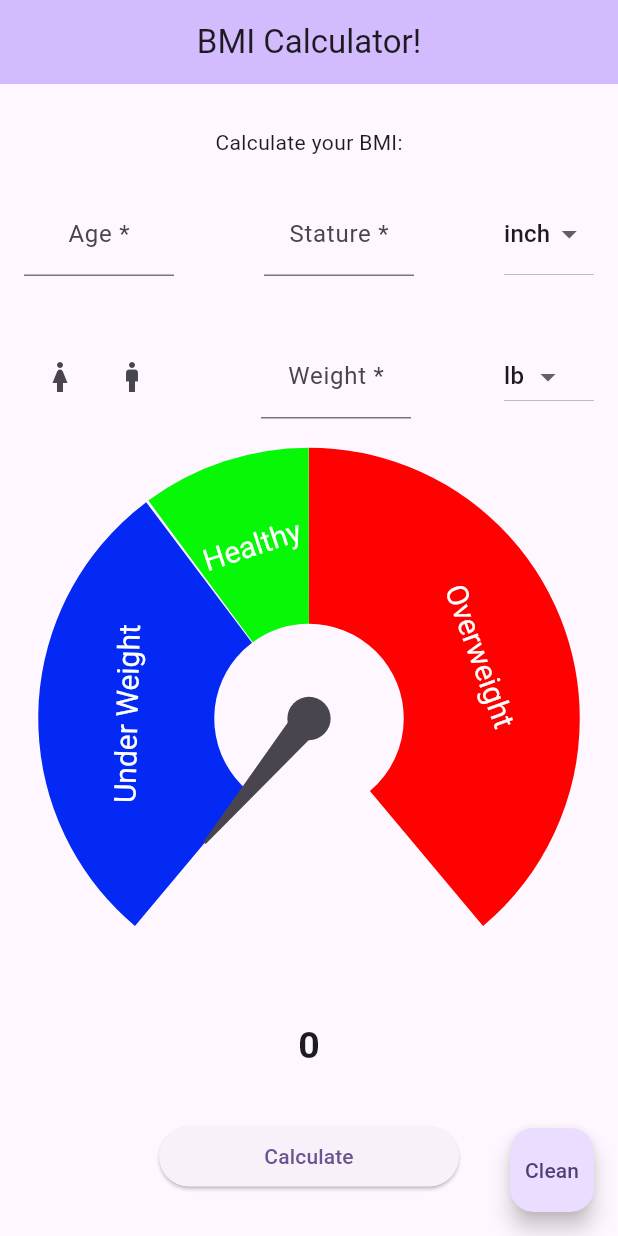
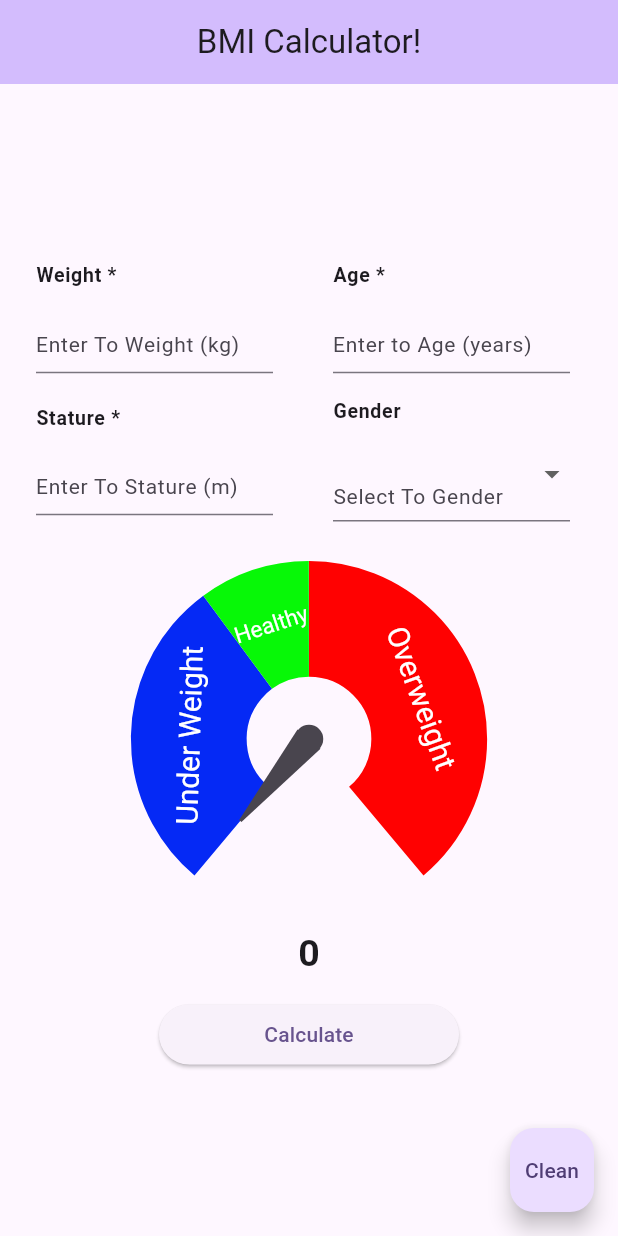
Before and after one commit to niltonsilvafilho/calculatorBMI, a Flutter app: the screen it shows after launch, on a phone screen of 412 x 824 dp. Run offline on Flutter 3.47's test engine with Material 3 defaults, Android fonts, the phone set to English and light mode, and no system bars; drawn by our look-alikes of syncfusion_flutter_gauges.

Commit message:
refactoring and componentizing my app

```diff
--- a/lib/main.dart
+++ b/lib/main.dart
@@ -30,80 +30,60 @@ class MyHomePage extends StatefulWidget {
   State<MyHomePage> createState() => _MyHomePageState();
 }
 
-double _volume = 0.0;
-
 class _MyHomePageState extends State<MyHomePage> {
   TextEditingController controllerWeight = TextEditingController();
   TextEditingController controllerStature = TextEditingController();
   TextEditingController controllerAge = TextEditingController();
   String resultBMI = '0';
 
-  @override
-  Widget build(BuildContext context) {
-    String dropdownvalueStature = 'inch';
-    String dropdownvalueWeight = 'lb';
+  String dropdownValueStature = 'inch';
+  String dropdownValueWeight = 'lb';
 
-    var itemsStature = [
-      'inch',
-      'foot',
-      'yard',
-      'mile',
+  List<String> listGender = [
+    'Man',
+    'Woman',
   ];
 
-    var itemsWeight = [
-      'lb',
-      'oz',
-    ];
-    return Scaffold(
-      appBar: AppBar(
-        backgroundColor: Theme.of(context).colorScheme.inversePrimary,
-        title: Text(widget.title),
-        centerTitle: true,
+  Widget inputFields(
+      String titleLabel, String label, TextEditingController controller) {
+    return Expanded(
+        child: ListTile(
+      dense: true,
+      title: Text(
+        titleLabel,
+        style: const TextStyle(fontWeight: FontWeight.bold),
       ),
-      body: Center(
-        child: Padding(
-          padding: const EdgeInsets.all(16.0),
-          child: Column(
-            mainAxisAlignment: MainAxisAlignment.center,
-            children: <Widget>[
-              const Text(
-                'Calculate your BMI:',
+      subtitle: TextFormField(
+        decoration: InputDecoration(
+          labelText: label,
+          labelStyle: const TextStyle(fontSize: 14),
+          alignLabelWithHint: true,
         ),
-              const SizedBox(height: 16),
-              Row(
-                mainAxisAlignment: MainAxisAlignment.spaceBetween,
-                children: [
-                  SizedBox(
-                    width: 100,
-                    child: TextFormField(
         keyboardType: const TextInputType.numberWithOptions(),
-                      controller: controllerAge,
-                      decoration: const InputDecoration(
-                          label: Center(
-                            child: Text("Age *"),
-                          ),
-                          border: UnderlineInputBorder()),
-                    ),
-                  ),
-                  SizedBox(
-                    width: 100,
-                    child: TextFormField(
-                      keyboardType: const TextInputType.numberWithOptions(),
-                      controller: controllerStature,
-                      decoration: const InputDecoration(
-                          label: Center(
-                            child: Text("Stature *"),
-                          ),
-                          border: UnderlineInputBorder()),
+        controller: controller,
         textAlign: TextAlign.center,
       ),
+      isThreeLine: true,
+    ));
+  }
+
+  Widget customDropdownButton(List<String> listItems, titleLabel, label) {
+    return Expanded(
+      child: ListTile(
+          dense: true,
+          title: Text(
+            titleLabel,
+            style: const TextStyle(fontWeight: FontWeight.bold),
           ),
-                  SizedBox(
-                    width: 60,
-                    child: DropdownButton(
-                      itemHeight: 70,
-                      value: dropdownvalueStature,
-                      items: itemsStature.map((String items) {
+          subtitle: DropdownButtonFormField(
+            decoration: InputDecoration(
+              isDense: true,
+              labelText: label,
+              labelStyle: const TextStyle(fontSize: 14),
+              alignLabelWithHint: true,
+              contentPadding: const EdgeInsets.symmetric(vertical: 12.2),
+            ),
+            items: listItems.map((String items) {
               return DropdownMenuItem(
                 value: items,
                 child: Text(items),
@@ -111,64 +91,17 @@ class _MyHomePageState extends State<MyHomePage> {
             }).toList(),
             onChanged: (String? newValue) {
               setState(() {
-                          dropdownvalueStature = newValue!;
+                dropdownValueStature = newValue!;
               });
             },
-                    ),
-                  ),
-                ],
-              ),
-              const SizedBox(height: 32),
-              Row(
-                mainAxisAlignment: MainAxisAlignment.spaceBetween,
-                children: [
-                  Row(
-                    mainAxisAlignment: MainAxisAlignment.center,
-                    children: <Widget>[
-                      IconButton(
-                        icon: const Icon(Icons.woman),
-                        onPressed: () {},
-                      ),
-                      IconButton(
-                        icon: const Icon(Icons.man),
-                        onPressed: () {},
-                      ),
-                    ],
-                  ),
-                  SizedBox(
-                    width: 100,
-                    child: TextFormField(
-                      keyboardType: const TextInputType.numberWithOptions(),
-                      controller: controllerWeight,
-                      decoration: const InputDecoration(
-                          label: Center(
-                            child: Text("Weight *"),
-                          ),
-                          border: UnderlineInputBorder()),
-                    ),
-                  ),
-                  SizedBox(
-                    width: 60,
-                    child: DropdownButton(
-                      value: dropdownvalueWeight,
-                      items: itemsWeight.map((String items) {
-                        return DropdownMenuItem(
-                          value: items,
-                          child: Text(items),
+          )),
     );
-                      }).toList(),
-                      onChanged: (String? newValue) {
-                        setState(() {
-                          dropdownvalueWeight = newValue!;
-                        });
-                      },
-                    ),
-                  ),
-                ],
-              ),
-              Container(
-                width: 500,
-                height: 400,
+  }
+
+  Widget gaugeChart() {
+    return SizedBox(
+      width: 350,
+      height: 250,
       child: SfRadialGauge(
         axes: <RadialAxis>[
           RadialAxis(
@@ -180,21 +113,21 @@ class _MyHomePageState extends State<MyHomePage> {
               ranges: <GaugeRange>[
                 GaugeRange(
                     startValue: 0,
-                              endValue: 18.4,
-                              color: Color.fromARGB(255, 5, 41, 245),
+                    endValue: 18.5,
+                    color: const Color.fromARGB(255, 5, 41, 245),
                     label: 'Under Weight',
                     sizeUnit: GaugeSizeUnit.factor,
-                              labelStyle: GaugeTextStyle(
-                                  fontFamily: 'Times', fontSize: 20),
+                    labelStyle:
+                        const GaugeTextStyle(fontFamily: 'Times', fontSize: 20),
                     startWidth: 0.65,
                     endWidth: 0.65),
                 GaugeRange(
                   startValue: 18.5,
                   endValue: 24.99,
-                            color: Color.fromARGB(255, 7, 248, 7),
+                  color: const Color.fromARGB(255, 7, 248, 7),
                   label: 'Healthy',
-                            labelStyle: GaugeTextStyle(
-                                fontFamily: 'Times', fontSize: 20),
+                  labelStyle:
+                      const GaugeTextStyle(fontFamily: 'Times', fontSize: 15),
                   startWidth: 0.65,
                   endWidth: 0.65,
                   sizeUnit: GaugeSizeUnit.factor,
@@ -202,10 +135,10 @@ class _MyHomePageState extends State<MyHomePage> {
                 GaugeRange(
                   startValue: 25.0,
                   endValue: 50,
-                            color: Color.fromARGB(255, 255, 1, 1),
+                  color: const Color.fromARGB(255, 255, 1, 1),
                   label: 'Overweight',
-                            labelStyle: GaugeTextStyle(
-                                fontFamily: 'Times', fontSize: 20),
+                  labelStyle:
+                      const GaugeTextStyle(fontFamily: 'Times', fontSize: 20),
                   sizeUnit: GaugeSizeUnit.factor,
                   startWidth: 0.65,
                   endWidth: 0.65,
@@ -219,24 +152,59 @@ class _MyHomePageState extends State<MyHomePage> {
               ])
         ],
       ),
+    );
+  }
+
+  Widget titles(String text) {
+    return Text(
+      text,
+      style: const TextStyle(fontSize: 25, fontWeight: FontWeight.bold),
+    );
+  }
+
+  void _calculate() {
+    double weight = double.parse(controllerWeight.text);
+    double stature = double.parse(controllerStature.text);
+    double imc = weight / (stature * stature);
+
+    setState(() {
+      resultBMI = imc.toStringAsFixed(2);
+    });
+  }
+
+  @override
+  Widget build(BuildContext context) {
+    return Scaffold(
+      appBar: AppBar(
+        backgroundColor: Theme.of(context).colorScheme.inversePrimary,
+        title: Text(widget.title),
+        centerTitle: true,
       ),
-              Text(
-                resultBMI,
-                style:
-                    const TextStyle(fontSize: 25, fontWeight: FontWeight.bold),
-              ),
-              const SizedBox(height: 32),
+      body: Center(
+        child: Padding(
+          padding: const EdgeInsets.all(8.0),
+          child: Column(
+            mainAxisAlignment: MainAxisAlignment.center,
+            children: <Widget>[
+              Row(mainAxisAlignment: MainAxisAlignment.end, children: [
+                inputFields(
+                    "Weight *", "Enter To Weight (kg)", controllerWeight),
+                inputFields("Age *", "Enter to Age (years)", controllerAge),
+              ]),
+              Row(mainAxisAlignment: MainAxisAlignment.end, children: [
+                inputFields(
+                    "Stature *", "Enter To Stature (m)", controllerStature),
+                customDropdownButton(listGender, "Gender", "Select To Gender"),
+              ]),
+              const SizedBox(height: 12),
+              gaugeChart(),
+              titles(resultBMI),
+              const SizedBox(height: 12),
               SizedBox(
                 width: 200,
                 child: ElevatedButton(
                     onPressed: () {
-                      setState(() {
-                        num numAux = (num.parse(controllerWeight.text) /
-                            (num.parse(controllerStature.text) *
-                                num.parse(controllerStature.text)));
-
-                        resultBMI = numAux.toStringAsFixed(2);
-                      });
+                      _calculate();
                     },
                     child: const Text('Calculate')),
               )
@@ -252,7 +220,7 @@ class _MyHomePageState extends State<MyHomePage> {
         },
         tooltip: 'clean',
         child: const Text('Clean'),
-      ), // This trailing comma makes auto-formatting nicer for build methods.
+      ),
     );
   }
 }
```
Lines whose indentation alone changed are shown as unchanged.
